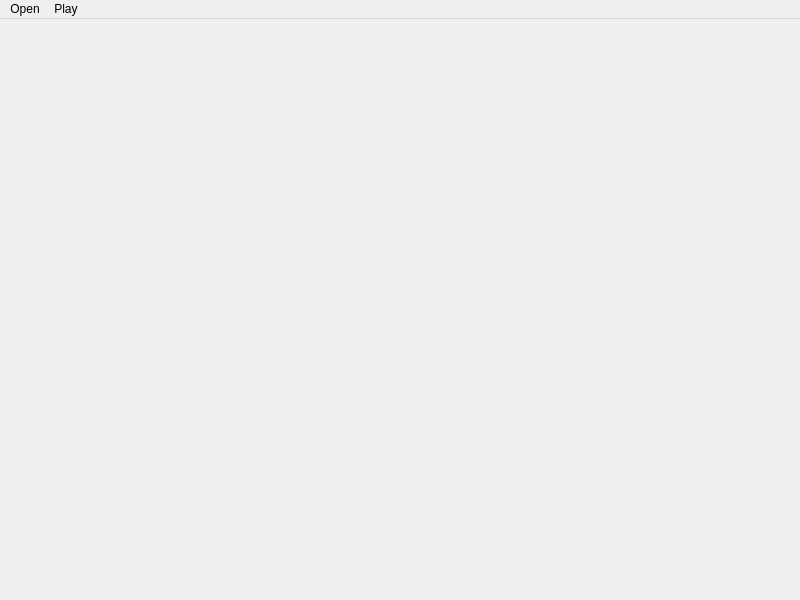
Before: the Qt Designer form tester/visualtester.ui in KevinUTAT/surviver_dot_IO, drawn with Qt 5.
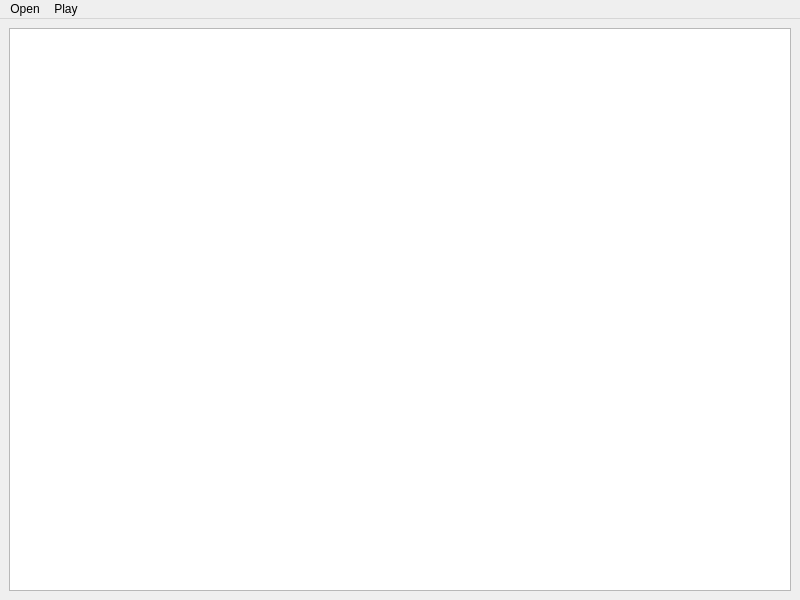
After: the same form once the commit is applied.

Commit message: Switch to QVideoItem for overlay

```diff
--- a/tester/visualtester.ui
+++ b/tester/visualtester.ui
@@ -15,6 +15,9 @@
   </property>
   <widget class="QWidget" name="centralwidget">
    <layout class="QGridLayout" name="gridLayout">
+    <item row="0" column="0">
+     <widget class="QGraphicsView" name="playerView"/>
+    </item>
    </layout>
   </widget>
   <widget class="QMenuBar" name="menubar">
```
The commit also changes 2 other files.
